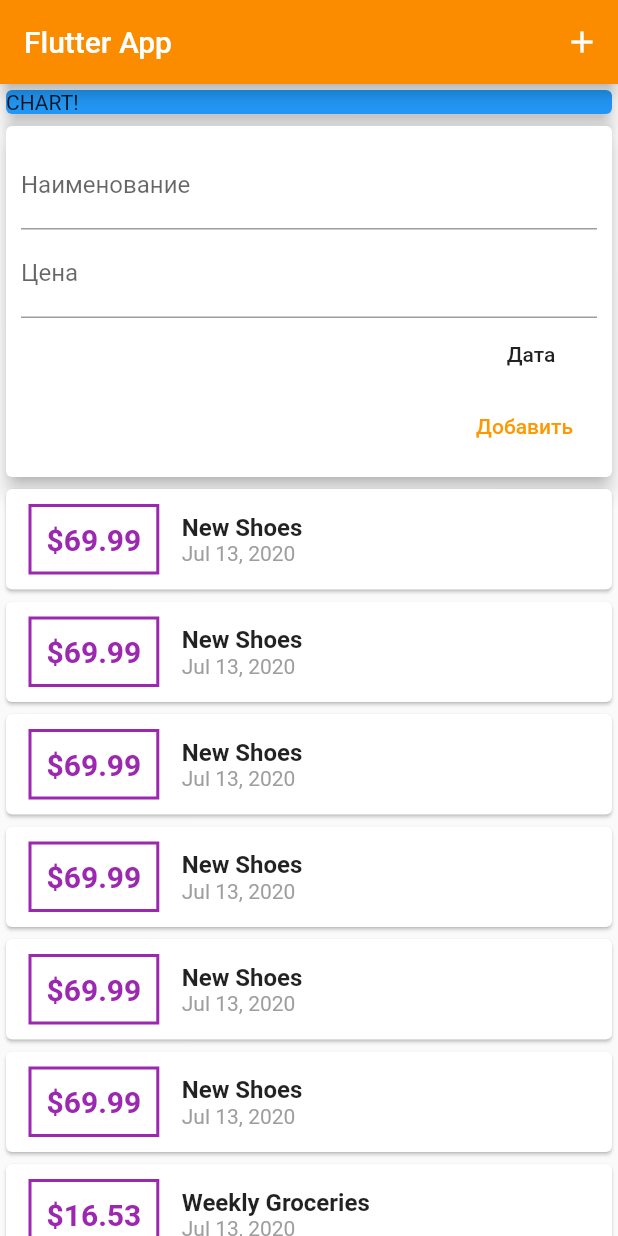
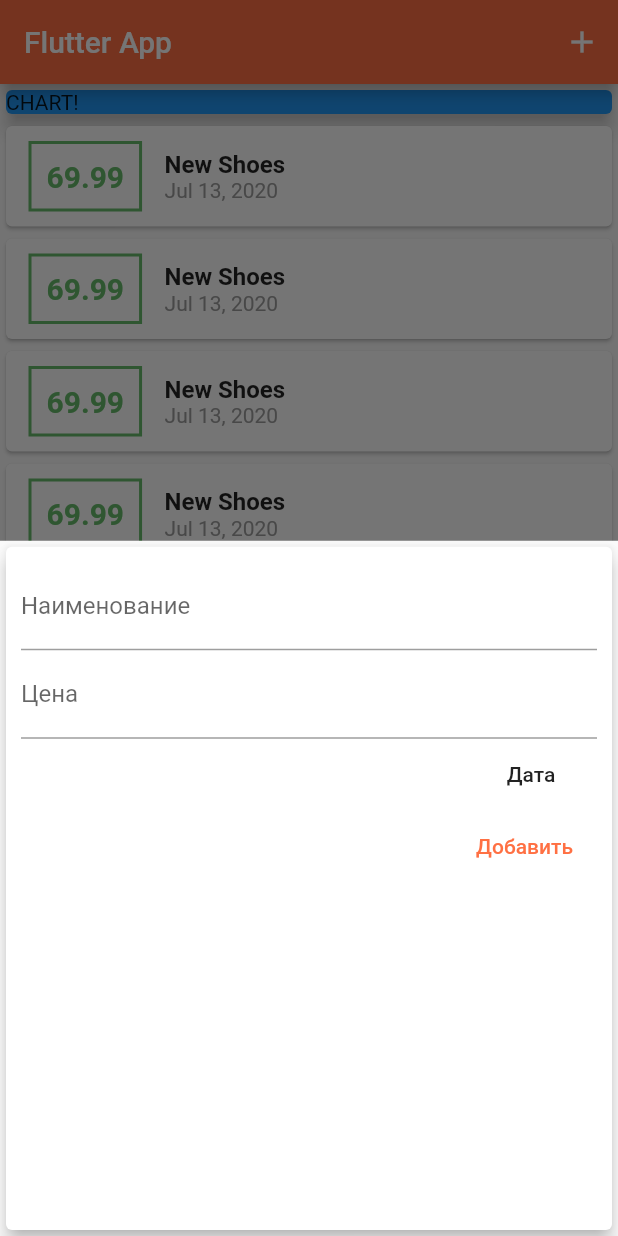
Before and after one commit to aleksandrabesse/expensiveApp, a Flutter app: the screen it shows after launch, after a tap on the "add" icon, on a phone screen of 412 x 824 dp. Run offline on Flutter 3.47's test engine with Material 2 defaults, Android fonts, the phone set to English and light mode, and no system bars.

Commit message:
withButton

```diff
--- a/lib/main.dart
+++ b/lib/main.dart
@@ -1,5 +1,7 @@
+import 'package:expensiveApp/widget/addMenu.dart';
 import 'package:flutter/material.dart';
-import 'widget/userTransaction.dart';
+import './classes/transaction.dart';
+import './widget/lst.dart';
 
 void main() => runApp(MyApp());
 
@@ -13,16 +15,94 @@ class MyApp extends StatelessWidget {
   }
 }
 
-class MyHomePage extends StatelessWidget {
+class MyHomePage extends StatefulWidget {
+  @override
+  _MyHomePageState createState() => _MyHomePageState();
+}
+
+class _MyHomePageState extends State<MyHomePage> {
+  final List<Transaction> transactions = [
+    Transaction(
+      id: 't1',
+      title: 'New Shoes',
+      amount: 69.99,
+      date: DateTime.now(),
+    ),
+    Transaction(
+      id: 't1',
+      title: 'New Shoes',
+      amount: 69.99,
+      date: DateTime.now(),
+    ),
+    Transaction(
+      id: 't1',
+      title: 'New Shoes',
+      amount: 69.99,
+      date: DateTime.now(),
+    ),
+    Transaction(
+      id: 't1',
+      title: 'New Shoes',
+      amount: 69.99,
+      date: DateTime.now(),
+    ),
+    Transaction(
+      id: 't1',
+      title: 'New Shoes',
+      amount: 69.99,
+      date: DateTime.now(),
+    ),
+    Transaction(
+      id: 't1',
+      title: 'New Shoes',
+      amount: 69.99,
+      date: DateTime.now(),
+    ),
+    Transaction(
+      id: 't2',
+      title: 'Weekly Groceries',
+      amount: 16.53,
+      date: DateTime.now(),
+    ),
+  ];
+
+  void _addTx({double value, String title}) {
+    setState(() {
+      transactions.add(Transaction(
+          id: DateTime.now().toString(),
+          amount: value,
+          title: title,
+          date: DateTime.now()));
+    });
+  }
+
+  void modalSheet() {
+    showModalBottomSheet(
+        context: context,
+        builder: (BuildContext bcnt) {
+          return AddNewTransaction(adder: _addTx);
+        });
+  }
+
   @override
   Widget build(BuildContext context) {
     return Scaffold(
+      floatingActionButtonLocation: FloatingActionButtonLocation.centerFloat,
+      floatingActionButton: FloatingActionButton(
+        backgroundColor: Colors.deepOrange[400],
+        onPressed: () {
+          modalSheet();
+        },
+        child: Icon(Icons.add),
+      ),
       appBar: AppBar(
-        backgroundColor: Colors.orange[600],
+        backgroundColor: Colors.deepOrange[400],
         actions: <Widget>[
           IconButton(
             icon: Icon(Icons.add),
-            onPressed: () {},
+            onPressed: () {
+              modalSheet();
+            },
           ),
         ],
         title: Text('Flutter App'),
@@ -38,7 +118,7 @@ class MyHomePage extends StatelessWidget {
                 elevation: 5,
               ),
             ),
-            UserTransaction(),
+            TransactionList(transactions),
           ],
         ),
       ),
--- a/lib/widget/addMenu.dart
+++ b/lib/widget/addMenu.dart
@@ -45,7 +45,7 @@ class AddNewTransaction extends StatelessWidget {
             ),
             FlatButton(
                 child: Text('Добавить'),
-                textColor: Colors.orange,
+                textColor: Colors.deepOrange[400],
                 onPressed: () {
                   submit();
                 }),
--- a/lib/widget/lst.dart
+++ b/lib/widget/lst.dart
@@ -24,17 +24,17 @@ class TransactionList extends StatelessWidget {
                   ),
                   decoration: BoxDecoration(
                     border: Border.all(
-                      color: Colors.purple,
+                      color: Colors.green[400],
                       width: 2,
                     ),
                   ),
                   padding: EdgeInsets.all(10),
                   child: Text(
-                    '\$${tx.amount.toStringAsFixed(2)}',
+                    '${tx.amount.toStringAsFixed(2)}',
                     style: TextStyle(
                       fontWeight: FontWeight.bold,
                       fontSize: 20,
-                      color: Colors.purple,
+                      color: Colors.green[400],
                     ),
                   ),
                 ),
--- a/lib/widget/userTransaction.dart
+++ /dev/null
@@ -1,74 +0,0 @@
-import 'package:flutter/material.dart';
-import './lst.dart';
-import 'addMenu.dart';
-import '../classes/transaction.dart';
-
-class UserTransaction extends StatefulWidget {
-  @override
-  _UserTransactionState createState() => _UserTransactionState();
-}
-
-class _UserTransactionState extends State<UserTransaction> {
-
-  final List<Transaction> transactions = [
-    Transaction(
-      id: 't1',
-      title: 'New Shoes',
-      amount: 69.99,
-      date: DateTime.now(),
-    ),
-     Transaction(
-      id: 't1',
-      title: 'New Shoes',
-      amount: 69.99,
-      date: DateTime.now(),
-    ),
-     Transaction(
-      id: 't1',
-      title: 'New Shoes',
-      amount: 69.99,
-      date: DateTime.now(),
-    ),
-     Transaction(
-      id: 't1',
-      title: 'New Shoes',
-      amount: 69.99,
-      date: DateTime.now(),
-    ),
-     Transaction(
-      id: 't1',
-      title: 'New Shoes',
-      amount: 69.99,
-      date: DateTime.now(),
-    ),
-     Transaction(
-      id: 't1',
-      title: 'New Shoes',
-      amount: 69.99,
-      date: DateTime.now(),
-    ),
-    Transaction(
-      id: 't2',
-      title: 'Weekly Groceries',
-      amount: 16.53,
-      date: DateTime.now(),
-    ),
-  ];
-
-  void _addTx({double value,String title})
-  {
-    setState(() {
-      transactions.add(Transaction(id:DateTime.now().toString(),amount:value,title:title,date: DateTime.now()));
-    });
-  }
-
-  @override
-  Widget build(BuildContext context) {
-    return Column(
-      children: <Widget>[
-          AddNewTransaction(adder: _addTx),
-          TransactionList(transactions),
-      ],
-    );
-  }
-}
```
